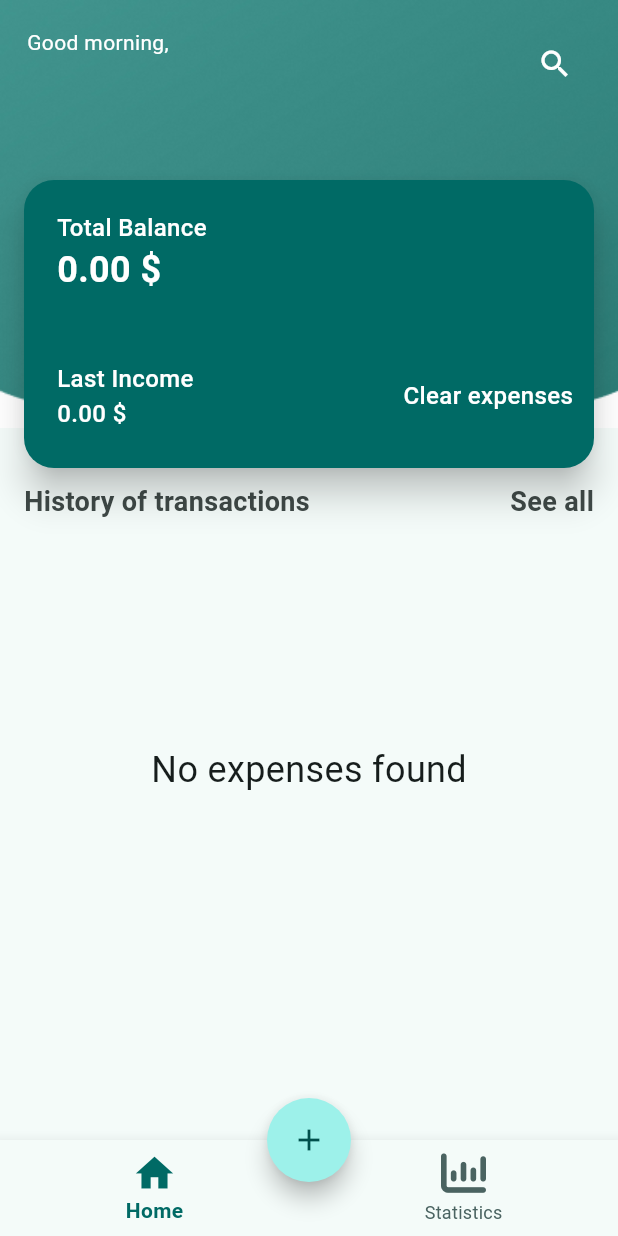
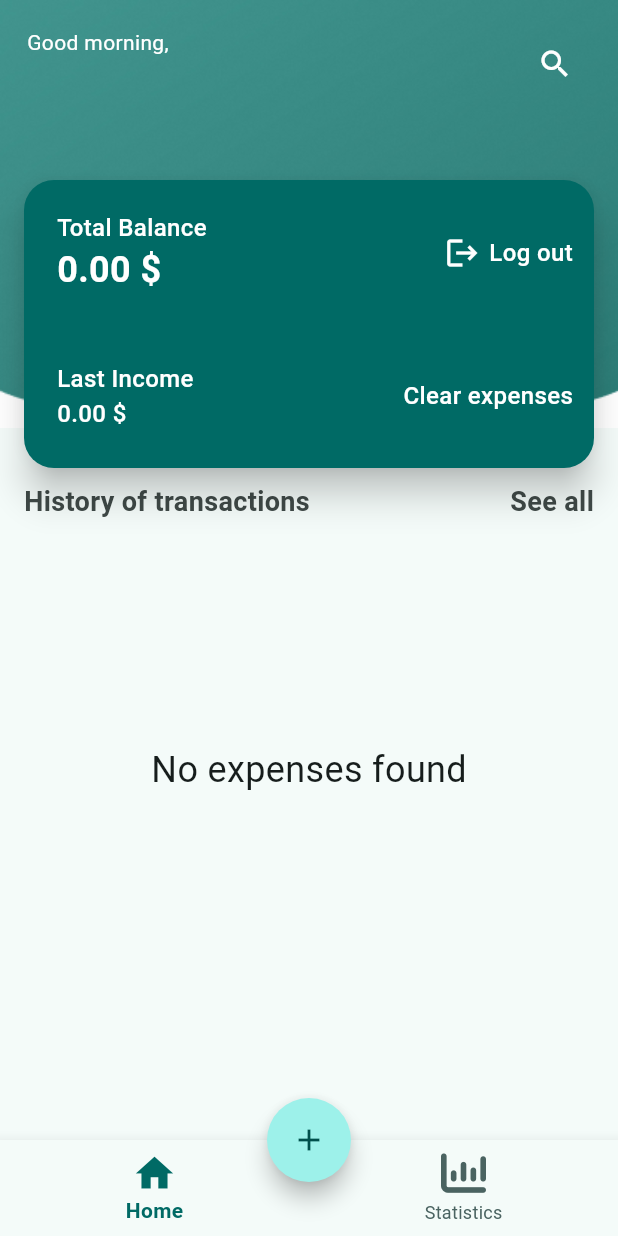
Before and after one commit to MoEhab74/expense_tracker, a Flutter app: the screen it shows once a user with an empty profile is signed in, on a phone screen of 412 x 824 dp. Run offline on Flutter 3.47's test engine with Material 3 defaults, Android fonts, the phone set to English and light mode, and no system bars; our stand-ins replace firebase_auth, firebase_core, fl_chart, flutter_bloc, flutter_native_splash, font_awesome_flutter and 3 more; accounts and stored records are empty.

```diff
--- a/lib/auth/auth_page.dart
+++ b/lib/auth/auth_page.dart
@@ -1,5 +1,7 @@
+import 'package:expense_tracker/on_boarding/on_boarding1.dart';
 import 'package:expense_tracker/on_boarding/on_boarding2.dart';
 import 'package:expense_tracker/views/home_view.dart';
+import 'package:expense_tracker/views/on_boarding_view.dart';
 import 'package:firebase_auth/firebase_auth.dart';
 import 'package:flutter/material.dart';
 
@@ -17,7 +19,7 @@ class AuthPage extends StatelessWidget {
           if (snapshot.hasData) {
             return HomeView();
           }
-          return OnBoarding2();
+          return OnBoardingView();
         },
       ),
     );
--- a/lib/helper/hint_action_dialog.dart
+++ b/lib/helper/hint_action_dialog.dart
@@ -3,18 +3,18 @@ import 'package:firebase_auth/firebase_auth.dart';
 import 'package:flutter/material.dart';
 import 'package:flutter_bloc/flutter_bloc.dart';
 
-void deleteUserAccountDialog(BuildContext context) {
+void logOutHintDialog(BuildContext context) {
     showDialog(
       context: context,
       builder: (context) {
         return AlertDialog(
-          title: Text('Delete Account'),
-          content: Text('Are you sure you want to delete your account?'),
+          title: Text('Log out'),
+          content: Text('Are you sure you want to log out?'),
           actions: [
             TextButton(
               onPressed: () async {
                 // Handle account deletion
-                await FirebaseAuth.instance.currentUser!.delete();
+                await FirebaseAuth.instance.signOut();
                 Navigator.of(context).pop();
               },
               child: Text('Delete'),
--- a/lib/main.dart
+++ b/lib/main.dart
@@ -148,7 +148,7 @@ class _MyAppState extends State<MyApp> {
           OnBoardingView.onBoardingRoute: (context) => OnBoardingView(),
           LoginPage.loginRoute: (context) => LoginPage(),
           SignUpPage.signupRoute: (context) => SignUpPage(),
-          ProfileView.profileRoute: (context) => ProfileView(),
+          // ProfileView.profileRoute: (context) => ProfileView(),
           AuthPage.authRoute: (context) => AuthPage(),
         },
         initialRoute: AuthPage.authRoute,
--- a/lib/widgets/balance_card.dart
+++ b/lib/widgets/balance_card.dart
@@ -1,3 +1,4 @@
+import 'package:expense_tracker/auth/auth_page.dart';
 import 'package:expense_tracker/cubits/expenses_cubit/expenses_cubit.dart';
 import 'package:expense_tracker/cubits/expenses_cubit/expenses_states.dart';
 import 'package:expense_tracker/helper/hint_action_dialog.dart';
@@ -34,9 +35,28 @@ class BalanceCard extends StatelessWidget {
                       balanceAmount:
                           '${context.read<ExpensesCubit>().getTotalExpenses().toStringAsFixed(2)} \$',
                     ),
-                    Row(children: [
-
-                    ],)
+                    Row(
+                      children: [
+                        GestureDetector(
+                          onTap: () {
+                            logOutHintDialog(context);
+                          },
+                          child: Icon(
+                            Icons.logout,
+                            color: Theme.of(context).colorScheme.onPrimary,
+                          ),
+                        ),
+                        const SizedBox(width: 6),
+                        Text(
+                          'Log out',
+                          style: TextStyle(
+                            color: Theme.of(context).colorScheme.onPrimary,
+                            fontWeight: FontWeight.w500,
+                            fontSize: 16,
+                          ),
+                        ),
+                      ],
+                    ),
                   ],
                 ),
               ),
--- a/lib/widgets/home_view_stack.dart
+++ b/lib/widgets/home_view_stack.dart
@@ -38,18 +38,12 @@ class _HomeViewStackState extends State<HomeViewStack> {
                         fontWeight: FontWeight.w400,
                       ),
                     ),
-                    GestureDetector(
-                      onTap: () {
-                        // Navigate to profile page
-                        Navigator.pushNamed(context, ProfileView.profileRoute);
-                      },
-                      child: Text(
-                        FirebaseAuth.instance.currentUser!.email!,
-                        style: TextStyle(
-                          color: Theme.of(context).colorScheme.onPrimary,
-                          fontSize: 20,
-                          fontWeight: FontWeight.w900,
-                        ),
+                    Text(
+                      FirebaseAuth.instance.currentUser!.email!,
+                      style: TextStyle(
+                        color: Theme.of(context).colorScheme.onPrimary,
+                        fontSize: 20,
+                        fontWeight: FontWeight.w900,
                       ),
                     ),
                   ],
```
Also changed, not shown: lib/views/profile_view.dart (+103 -103 lines).
